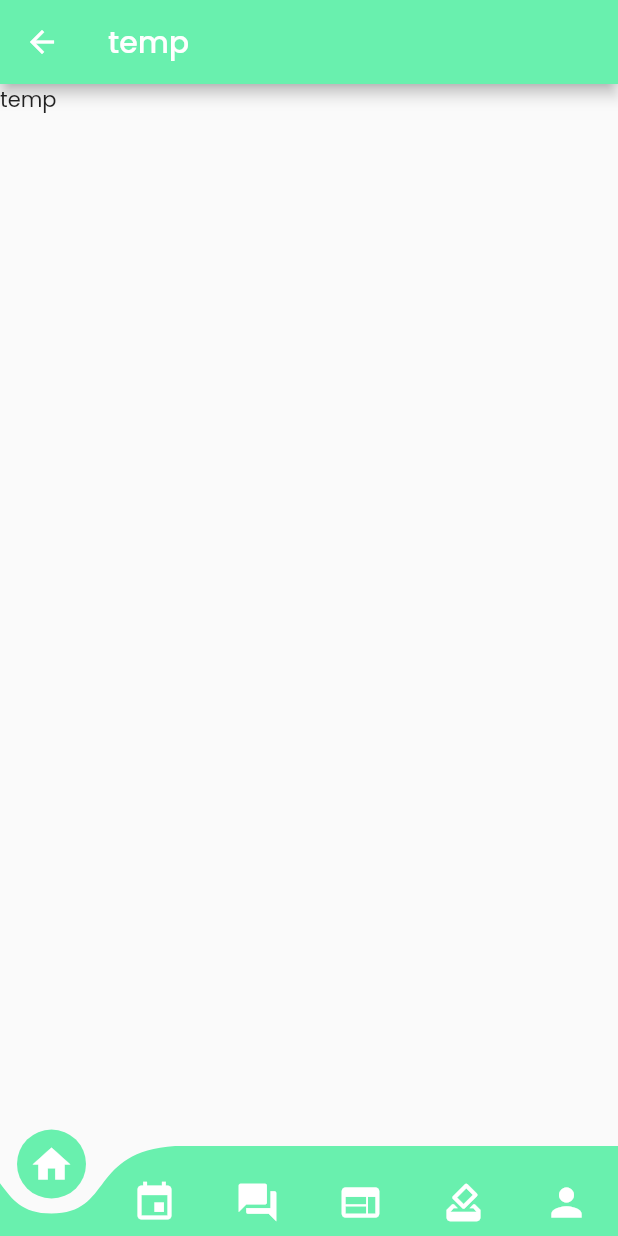
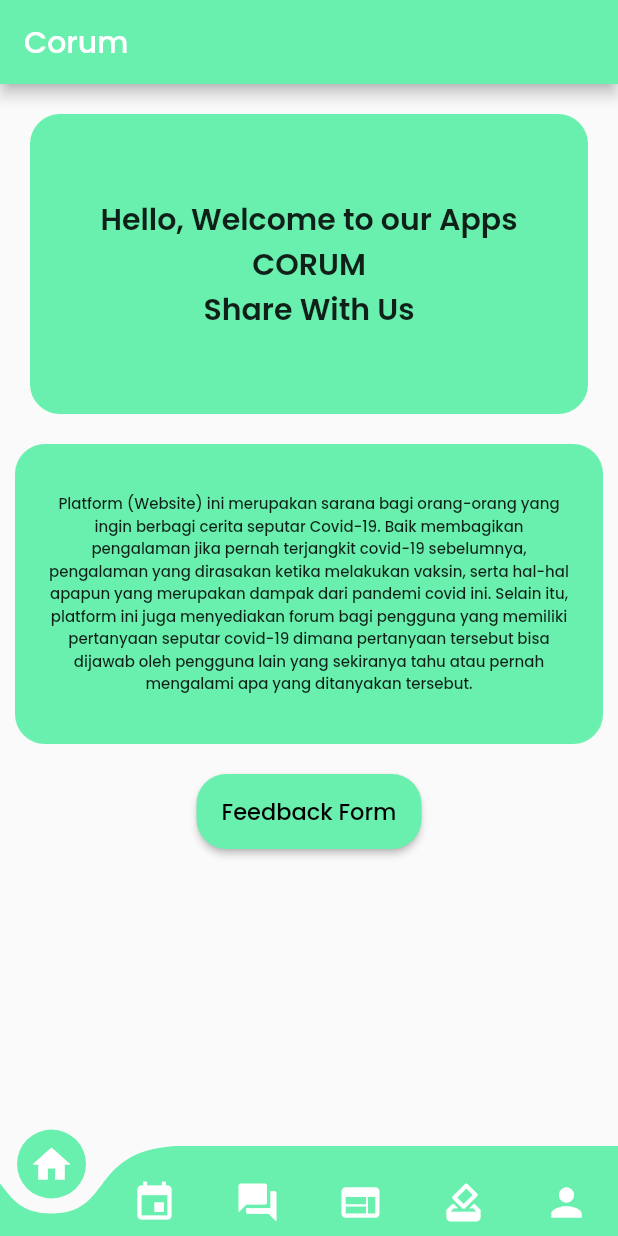
Before and after one commit to chrisbagas/corum, a Flutter app: the MyHomePage screen opened by its route, on a phone screen of 412 x 824 dp. Run offline on Flutter 3.47's test engine with Material 2 defaults, Android fonts, the phone set to English and light mode, and no system bars; drawn by our look-alikes of curved_navigation_bar; our stand-ins replace google_fonts, image_picker, rive, shared_preferences, timeago; missing offline and left inert: dart:html; accounts and stored records are empty; project files that could hold a hidden picture were left out.

Commit message:
update main for home and create homepage directory

```diff
--- /dev/null
+++ b/lib/homepage/homescreen.dart
@@ -0,0 +1,150 @@
+import 'package:flutter/material.dart';
+import 'feedback_form.dart';
+import 'package:provider/provider.dart';
+import 'package:corum/api/GetCookies.dart';
+import 'package:corum/authentication/signup_page.dart';
+
+void main() {
+  runApp(MyHome());
+}
+
+class MyHome extends StatelessWidget {
+  const MyHome({Key? key}) : super(key: key);
+
+  @override
+  Widget build(BuildContext context) {
+    return MaterialApp(
+        theme: new ThemeData(
+          brightness: Brightness.light,
+        ),
+        home: HomePage());
+  }
+}
+
+class HomePage extends StatelessWidget {
+  String about =
+      'Platform (Website) ini merupakan sarana bagi orang-orang yang ingin berbagi cerita seputar Covid-19. Baik membagikan pengalaman jika pernah terjangkit covid-19 sebelumnya, pengalaman yang dirasakan ketika melakukan vaksin, serta hal-hal apapun yang merupakan dampak dari pandemi covid ini. Selain itu, platform ini juga menyediakan forum bagi pengguna yang memiliki pertanyaan seputar covid-19 dimana pertanyaan tersebut bisa dijawab oleh pengguna lain yang sekiranya tahu atau pernah mengalami apa yang ditanyakan tersebut.';
+
+  @override
+  Widget build(BuildContext context) {
+    final request = context.watch<ConnectNetworkService>();
+    final _username = request.username;
+    String greet = "";
+
+    String printUsername(greet) {
+      if (request.loggedIn) {
+        greet = 'Hello, ' + _username + '\nWelcome back\nCORUM\nShare With Us';
+      } else {
+        greet = 'Hello, Welcome to our Apps\nCORUM\nShare With Us';
+      }
+      return greet;
+    }
+
+    final ButtonStyle style =
+        TextButton.styleFrom(primary: Theme.of(context).colorScheme.onPrimary);
+
+    return Scaffold(
+        appBar: AppBar(
+          automaticallyImplyLeading: false,
+          backgroundColor: Colors.greenAccent.shade200,
+          title: Text(
+            'Corum',
+          ),
+        ),
+        body: ListView(
+          children: [
+            Column(
+                mainAxisAlignment: MainAxisAlignment.center,
+                crossAxisAlignment: CrossAxisAlignment.center,
+                children: [
+                  Container(
+                    margin: EdgeInsets.all(20.0),
+                    child: Text(
+                      printUsername(greet),
+                      textAlign: TextAlign.center,
+                      style: TextStyle(
+                        fontSize: 20,
+                        fontWeight: FontWeight.w600,
+                      ),
+                    ),
+                    alignment: Alignment.center,
+                    width: 600,
+                    height: 200,
+                    decoration: BoxDecoration(
+                      border: Border.all(
+                        color: Colors.greenAccent,
+                      ),
+                      color: Colors.greenAccent,
+                      shape: BoxShape.rectangle,
+                      borderRadius: BorderRadius.circular(20),
+                    ),
+                    padding: EdgeInsets.all(20.0),
+                  ),
+                  Container(
+                    child: Text(
+                      about,
+                      textAlign: TextAlign.center,
+                      style: TextStyle(
+                        fontSize: 10,
+                        fontWeight: FontWeight.w500,
+                      ),
+                    ),
+                    alignment: Alignment.center,
+                    width: 600,
+                    height: 200,
+                    decoration: BoxDecoration(
+                      border: Border.all(
+                        // color: const Color(0xFFC2FFD9),
+                        color: Colors.greenAccent,
+                      ),
+                      // color: const Color(0xFFC2FFD9),
+                      color: Colors.greenAccent,
+                      shape: BoxShape.rectangle,
+                      borderRadius: BorderRadius.circular(20),
+                    ),
+                    padding: EdgeInsets.only(left: 20, right: 20),
+                    margin: EdgeInsets.fromLTRB(10, 0, 10, 20),
+                  ),
+                  SizedBox(
+                      height: 50, //height of button
+                      width: 150, //width of button
+                      child: ElevatedButton(
+                        onPressed: () {
+                          if (request.loggedIn) {
+                            Navigator.push(
+                              context,
+                              MaterialPageRoute(
+                                  builder: (context) => BelajarForm()),
+                            );
+                          } else {
+                            ScaffoldMessenger.of(context).showSnackBar(
+                              const SnackBar(
+                                content: Text(
+                                    "You must be signed in if you want to give the feedback, you will be redirected to Sign Up Page"),
+                              ),
+                            );
+                            Navigator.push(
+                              context,
+                              MaterialPageRoute(
+                                  builder: (context) => SignUpPage()),
+                            );
+                          }
+                        },
+                        child: Text("Feedback Form",
+                            style:
+                                TextStyle(color: Colors.black, fontSize: 15)),
+                        style: ElevatedButton.styleFrom(
+                          // primary: const Color(0xFFC2FFD9),
+                          primary: Colors.greenAccent,
+                          shape: RoundedRectangleBorder(
+                              //to set border radius to button
+                              borderRadius: BorderRadius.circular(20)),
+                          shadowColor: Colors.black,
+                        ),
+                        //parameters of Button class
+                      )),
+                ])
+          ],
+        ));
+  }
+}
--- a/lib/main.dart
+++ b/lib/main.dart
@@ -13,6 +13,7 @@ import 'event/Screens/body_home.dart';
 import 'mini_survey/screens/survey_main_page.dart';
 import 'profile dashboard/profile.dart';
 import 'temp.dart';
+import 'homepage/homescreen.dart';
 
 void main() => runApp(const MyApp());
 
@@ -58,7 +59,7 @@ class MyHomePage extends StatefulWidget {
 class _MyHomePageState extends State<MyHomePage> {
   int index = 0;
   final screens = [
-    const Temp(),
+    HomePage(),
     const Body(),
     const ForumHome(),
     const Blog(),
```
Also changed, not shown: lib/homepage/feedback_form.dart (added, +174 -0 lines), lib/homepage/feedback_models.dart (added, +30 -0 lines).
